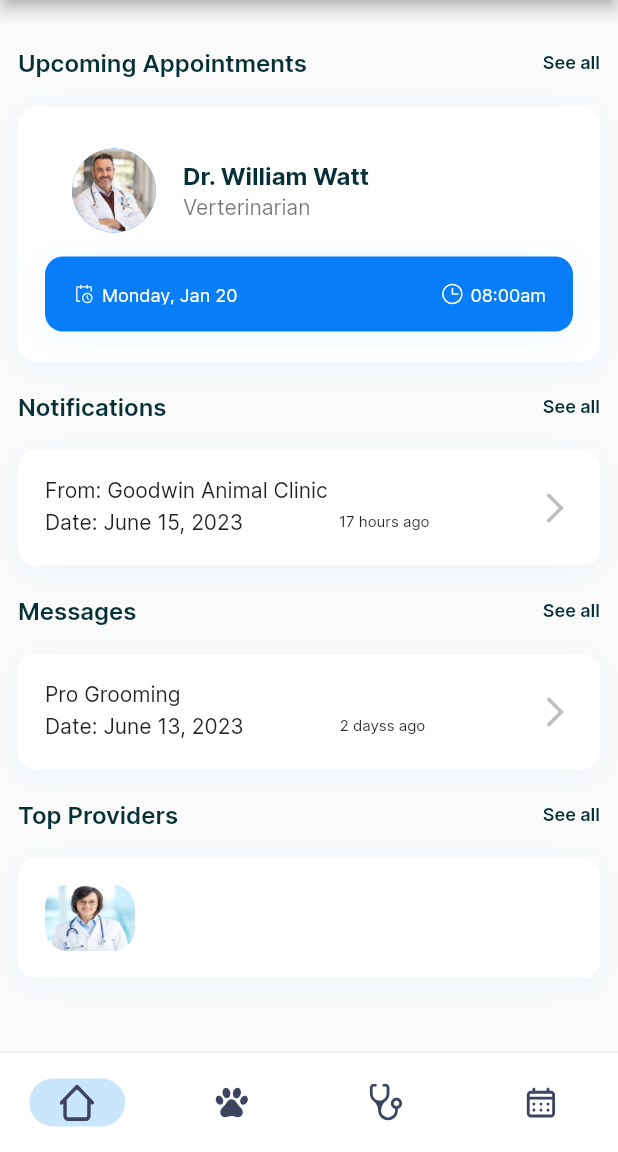
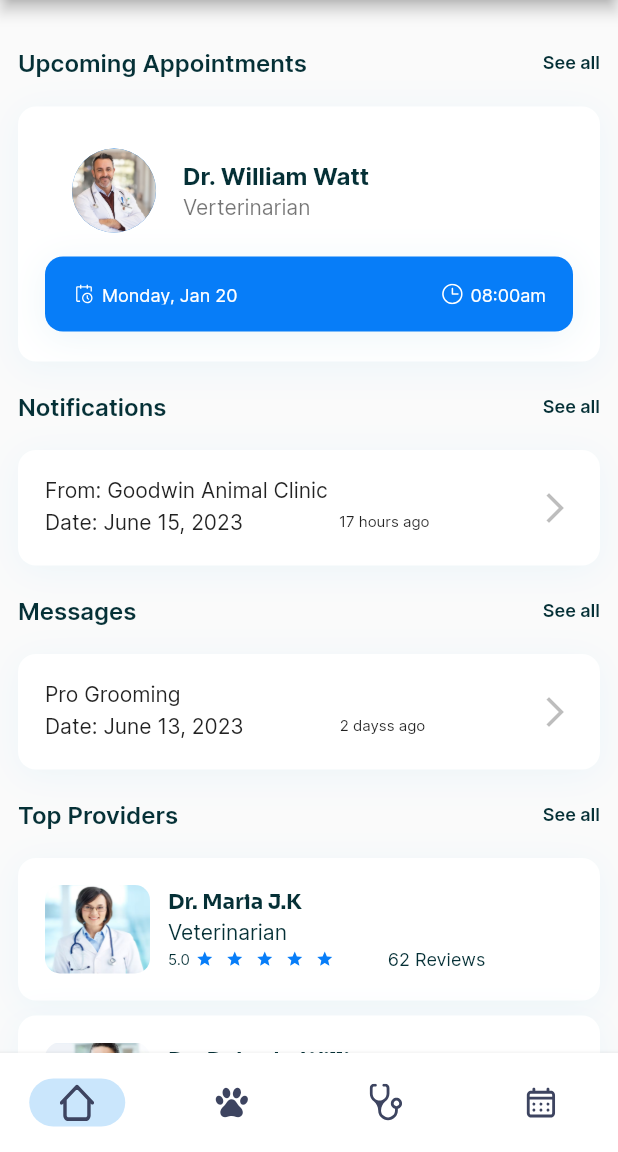
Before and after one commit to maniokhan/tether, a Flutter app: the DashBoardScreen screen opened directly, on a phone screen of 412 x 824 dp, the part 84-1236 px from its top. Run offline on Flutter 3.47's test engine with Material 2 defaults, Android fonts, the light colour scheme and no system bars; drawn by our look-alikes of flutter_rating_bar; our stand-ins replace flutter_riverpod, flutter_svg, freezed_annotation, hooks_riverpod; missing offline and left inert: custom_clippers; generated files the repository leaves out were written again.

Commit message:
work on dashboard

```diff
--- /dev/null
+++ b/lib/src/common_widgets/provider_tile.dart
@@ -0,0 +1,82 @@
+import 'package:flutter/material.dart';
+import 'package:flutter_rating_bar/flutter_rating_bar.dart';
+import 'package:tether_pet_owner/src/common_widgets/common_card.dart';
+import 'package:tether_pet_owner/src/constants/app_sizes.dart';
+import 'package:tether_pet_owner/src/theme/config_colors.dart';
+import 'package:tether_pet_owner/src/theme/text.dart';
+
+class ProviderTile extends StatelessWidget {
+  const ProviderTile({
+    required this.providerImage,
+    required this.providerName,
+    required this.providerStatus,
+    required this.rating,
+    required this.noOfReviews,
+    super.key,
+  });
+  final String providerName;
+  final String providerStatus;
+  final double rating;
+  final int noOfReviews;
+  final String providerImage;
+
+  @override
+  Widget build(BuildContext context) {
+    return Padding(
+      padding: const EdgeInsets.only(bottom: 10),
+      child: CommonCard(
+        height: 95,
+        child: Row(
+          children: [
+            Container(
+              height: 75,
+              width: 70,
+              decoration: BoxDecoration(
+                borderRadius: BorderRadius.circular(10),
+                image: DecorationImage(
+                  image: AssetImage(providerImage),
+                  fit: BoxFit.fill,
+                ),
+              ),
+            ),
+            gapW12,
+            Column(
+              mainAxisAlignment: MainAxisAlignment.spaceEvenly,
+              crossAxisAlignment: CrossAxisAlignment.start,
+              children: [
+                AppText.paragraphS14(providerName),
+                AppText.paragraphI14(
+                  providerStatus,
+                  fontWeight: FontWeight.w400,
+                ),
+                Row(
+                  children: [
+                    AppText.paragraphI10('$rating'),
+                    RatingBar.builder(
+                      initialRating: rating,
+                      minRating: 1,
+                      allowHalfRating: true,
+                      itemSize: 12,
+                      itemPadding: const EdgeInsets.symmetric(horizontal: 4.0),
+                      itemBuilder: (BuildContext context, int index) =>
+                          const Icon(
+                        Icons.star,
+                        color: ConfigColors.primary,
+                      ),
+                      onRatingUpdate: print,
+                    ),
+                    gapW32,
+                    AppText.paragraphI12(
+                      '$noOfReviews Reviews',
+                      fontWeight: FontWeight.w400,
+                    ),
+                  ],
+                ),
+              ],
+            )
+          ],
+        ),
+      ),
+    );
+  }
+}
--- a/lib/src/features/pet_owner/dashboard/dashboard_screen.dart
+++ b/lib/src/features/pet_owner/dashboard/dashboard_screen.dart
@@ -4,6 +4,7 @@ import 'package:hooks_riverpod/hooks_riverpod.dart';
 import 'package:tether_pet_owner/src/assets/assets.gen.dart';
 import 'package:tether_pet_owner/src/common_widgets/common_card.dart';
 import 'package:tether_pet_owner/src/common_widgets/common_tile.dart';
+import 'package:tether_pet_owner/src/common_widgets/provider_tile.dart';
 import 'package:tether_pet_owner/src/constants/app_sizes.dart';
 import 'package:tether_pet_owner/src/features/chat/chat_screen.dart';
 import 'package:tether_pet_owner/src/features/notification/notification_screen.dart';
@@ -258,23 +259,26 @@ class HomeView extends StatelessWidget {
           ],
         ),
         gapH20,
-        CommonCard(
-          height: 80,
-          child: Row(
-            children: [
-              Container(
-                height: 60,
-                width: 60,
-                decoration: BoxDecoration(
-                  borderRadius: BorderRadius.circular(15),
-                  image: DecorationImage(
-                    image: AssetImage(Assets.doctor1.path),
-                    fit: BoxFit.fill,
-                  ),
-                ),
-              ),
-            ],
-          ),
+        ProviderTile(
+          providerImage: Assets.doctor1.path,
+          providerName: 'Dr. Maria J.K',
+          providerStatus: 'Veterinarian',
+          rating: 5.0,
+          noOfReviews: 62,
+        ),
+        ProviderTile(
+          providerImage: Assets.doctor2.path,
+          providerName: 'Dr.  Roberto Williams',
+          providerStatus: 'Veterinarian',
+          rating: 4.0,
+          noOfReviews: 45,
+        ),
+        ProviderTile(
+          providerImage: Assets.doctor3.path,
+          providerName: 'Dr. Peter Long',
+          providerStatus: 'Gynecologist',
+          rating: 4.5,
+          noOfReviews: 82,
         ),
       ],
     );
```
Also changed, not shown: pubspec.yaml (+5 -13 lines), pubspec.lock.
